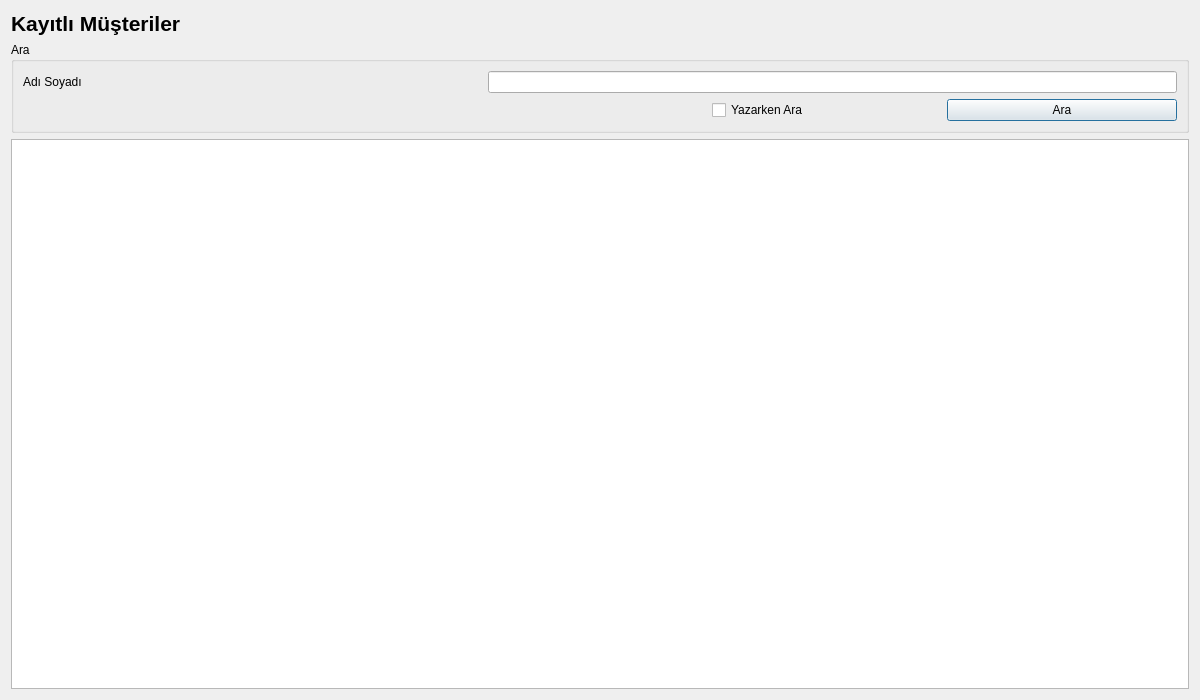
Above: UI/ListeFormlari/krgkayitlimusteriler.ui from Alder-Team/KargoOtomasyonu before the change. Below: the same form after it.
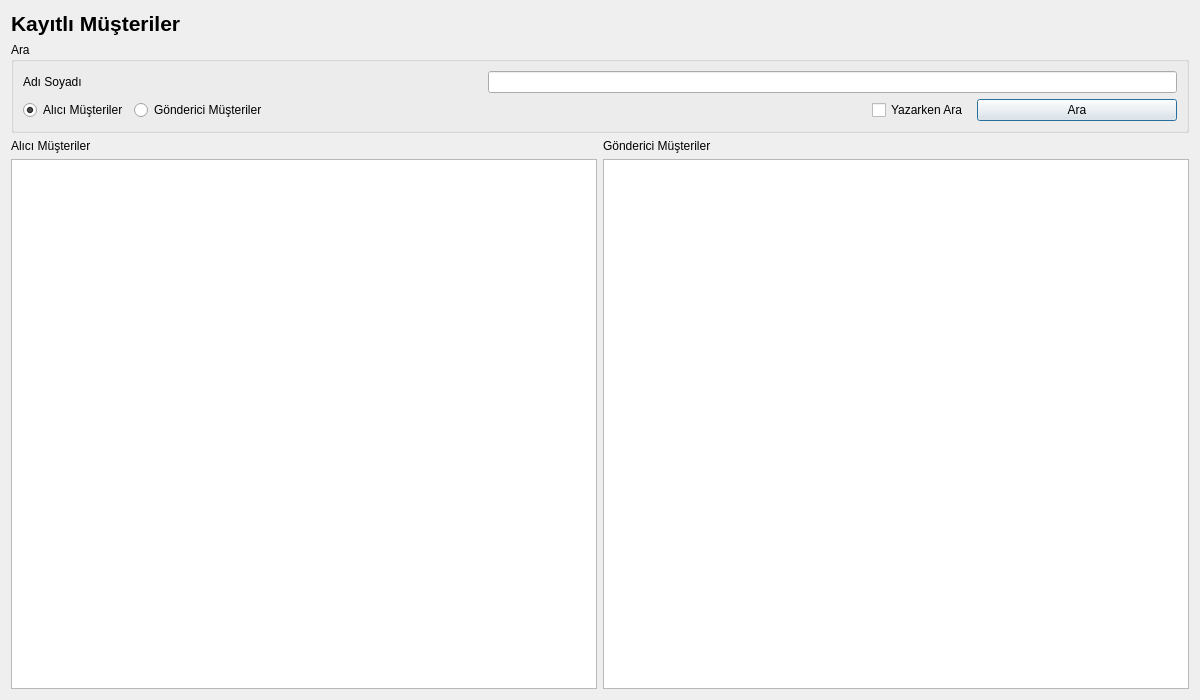
That is the form after the change.

Commit message: -Kayıtlı Müşteriler listeleme ve arama fonksiyonları yazıldı.

Patch:
```diff
--- a/UI/ListeFormlari/krgkayitlimusteriler.ui
+++ b/UI/ListeFormlari/krgkayitlimusteriler.ui
@@ -15,7 +15,7 @@
   </property>
   <layout class="QGridLayout" name="gridLayout_2">
    <item row="0" column="0">
-    <layout class="QVBoxLayout" name="verticalLayout_2">
+    <layout class="QVBoxLayout" name="verticalLayout_4">
      <item>
       <widget class="QLabel" name="lblKayitliMusteriler">
        <property name="font">
@@ -56,7 +56,24 @@
            </layout>
           </item>
           <item>
-           <layout class="QHBoxLayout" name="horizontalLayout" stretch="3,1,1">
+           <layout class="QHBoxLayout" name="horizontalLayout" stretch="1,1,6,1,2">
+            <item>
+             <widget class="QRadioButton" name="radioButtonAliciMusteriler">
+              <property name="text">
+               <string>Alıcı Müşteriler</string>
+              </property>
+              <property name="checked">
+               <bool>true</bool>
+              </property>
+             </widget>
+            </item>
+            <item>
+             <widget class="QRadioButton" name="radioButtonGondericiMusteriler">
+              <property name="text">
+               <string>Gönderici Müşteriler</string>
+              </property>
+             </widget>
+            </item>
             <item>
              <spacer name="horizontalSpacer">
               <property name="orientation">
@@ -64,8 +81,8 @@
               </property>
               <property name="sizeHint" stdset="0">
                <size>
-                <width>40</width>
-                <height>20</height>
+                <width>37</width>
+                <height>13</height>
                </size>
               </property>
              </spacer>
@@ -92,7 +109,36 @@
       </widget>
      </item>
      <item>
-      <widget class="QTableWidget" name="tableWidgetMusteriListesi"/>
+      <layout class="QHBoxLayout" name="horizontalLayout_3">
+       <item>
+        <layout class="QVBoxLayout" name="verticalLayout_3">
+         <item>
+          <widget class="QLabel" name="label">
+           <property name="text">
+            <string>Alıcı Müşteriler</string>
+           </property>
+          </widget>
+         </item>
+         <item>
+          <widget class="QTableWidget" name="tableWidgetAliciListesi"/>
+         </item>
+        </layout>
+       </item>
+       <item>
+        <layout class="QVBoxLayout" name="verticalLayout_2">
+         <item>
+          <widget class="QLabel" name="label_2">
+           <property name="text">
+            <string>Gönderici Müşteriler</string>
+           </property>
+          </widget>
+         </item>
+         <item>
+          <widget class="QTableWidget" name="tableWidgetGondericiListesi"/>
+         </item>
+        </layout>
+       </item>
+      </layout>
      </item>
     </layout>
    </item>
```
Left out of the diff: 38 changed lines with no effect on the pictures. The commit also changes 2 other files.
